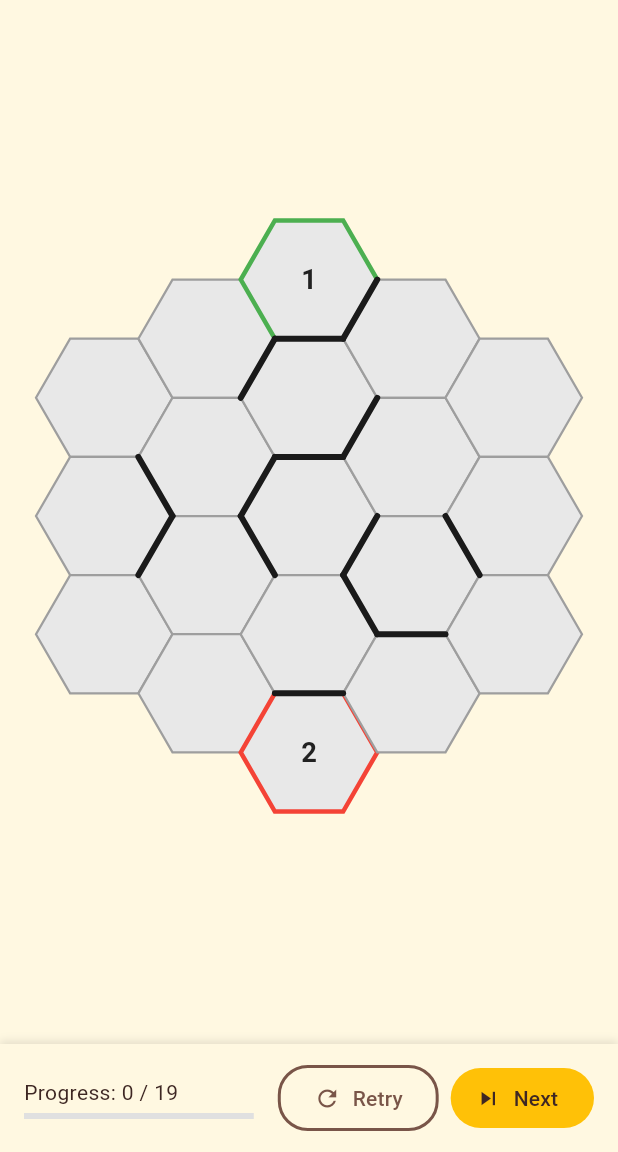
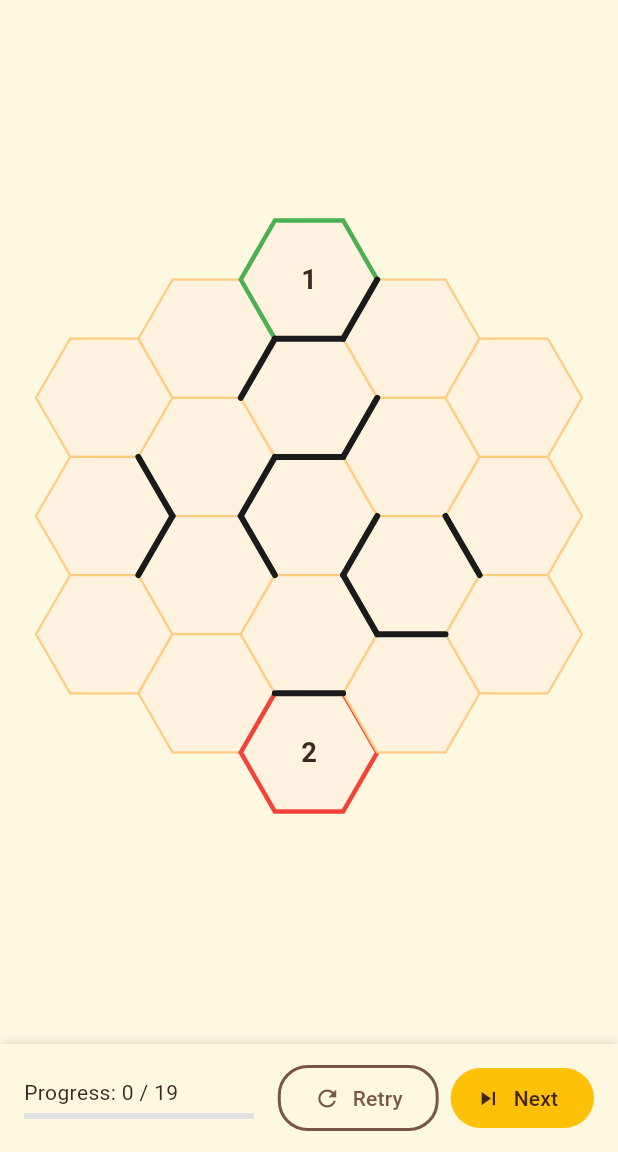
Before and after one commit to RyosukeMondo/hex_buzz, a Flutter app: the screen it shows after launch, on a phone screen of 412 x 824 dp, the part 84-1236 px from its top. Run offline on Flutter 3.47's test engine with Material 3 defaults, Android fonts, the phone set to English and light mode, and no system bars; our stand-ins replace args, flutter_riverpod, shared_preferences, shelf; missing offline and left inert: shelf_router.

Commit message:
feat(theme): apply HoneyTheme colors to hex grid widgets
- Update HexCellPainter to use HoneyTheme colors for cells (unvisited,
  visited, borders, checkpoints)
- Update PathPainter to use honey gradient (gold light → deep honey →
  deep honey dark) instead of blue → purple → red
- Both widgets now import and reference HoneyTheme for consistent styling

🤖 Generated with [Claude Code](https://claude.com/claude-code)

Co-Authored-By: Claude <noreply@anthropic.com>

```diff
--- a/lib/presentation/widgets/hex_grid/hex_cell_widget.dart
+++ b/lib/presentation/widgets/hex_grid/hex_cell_widget.dart
@@ -1,6 +1,7 @@
 import 'package:flutter/material.dart';
 
 import '../../../domain/models/hex_cell.dart';
+import '../../theme/honey_theme.dart';
 import '../../utils/hex_utils.dart';
 
 /// Widget that renders a single hexagonal cell.
@@ -56,12 +57,13 @@ class HexCellPainter extends CustomPainter {
   final bool isEnd;
   final Color? visitedColor;
 
-  static const _unvisitedColor = Color(0xFFE8E8E8);
-  static const _defaultVisitedColor = Color(0xFF64B5F6);
-  static const _borderColor = Color(0xFF9E9E9E);
-  static const _startBorderColor = Color(0xFF4CAF50);
-  static const _endBorderColor = Color(0xFFF44336);
-  static const _checkpointTextColor = Color(0xFF212121);
+  // Using HoneyTheme colors for honey/bee visual styling
+  static const _unvisitedColor = HoneyTheme.cellUnvisited;
+  static const _defaultVisitedColor = HoneyTheme.cellVisited;
+  static const _borderColor = HoneyTheme.cellBorder;
+  static const _startBorderColor = HoneyTheme.cellBorderStart;
+  static const _endBorderColor = HoneyTheme.cellBorderEnd;
+  static const _checkpointTextColor = HoneyTheme.textPrimary;
 
   /// Scale factor for visited cell fill (smaller to show path better)
   static const _visitedFillScale = 0.75;
@@ -116,9 +118,9 @@ class HexCellPainter extends CustomPainter {
   }
 
   void _drawBackground(Canvas canvas, Path path) {
-    // Light background for visited cells to show the cell boundary
+    // Light honey background for visited cells to show the cell boundary
     final bgPaint = Paint()
-      ..color = const Color(0xFFF5F5F5)
+      ..color = HoneyTheme.warmCream
       ..style = PaintingStyle.fill;
     canvas.drawPath(path, bgPaint);
   }
--- a/lib/presentation/widgets/hex_grid/path_painter.dart
+++ b/lib/presentation/widgets/hex_grid/path_painter.dart
@@ -1,13 +1,14 @@
 import 'package:flutter/material.dart';
 
 import '../../../domain/models/hex_cell.dart';
+import '../../theme/honey_theme.dart';
 import '../../utils/hex_utils.dart';
 
 /// Custom painter that renders the player's path through the hex grid.
 ///
 /// Draws a thick line connecting cell centers with a color gradient
 /// based on path progress (0% to 100% of total cells).
-/// Gradient: blue -> purple -> red
+/// Gradient: honey gold light -> deep honey -> deep honey dark
 class PathPainter extends CustomPainter {
   final List<HexCell> path;
   final int totalCells;
@@ -19,9 +20,10 @@ class PathPainter extends CustomPainter {
   static const _minPathWidth = 8.0;
   static const _maxPathWidth = 20.0;
 
-  static const _startColor = Color(0xFF2196F3); // Blue
-  static const _midColor = Color(0xFF9C27B0); // Purple
-  static const _endColor = Color(0xFFF44336); // Red
+  // Using HoneyTheme colors for honey-drip gradient effect
+  static const _startColor = HoneyTheme.honeyGoldLight;
+  static const _midColor = HoneyTheme.deepHoney;
+  static const _endColor = HoneyTheme.deepHoneyDark;
 
   PathPainter({
     required this.path,
@@ -81,7 +83,7 @@ class PathPainter extends CustomPainter {
 
   /// Returns the gradient color for a given progress value (0.0 to 1.0).
   ///
-  /// 0.0 = blue, 0.5 = purple, 1.0 = red
+  /// 0.0 = honey gold light, 0.5 = deep honey, 1.0 = deep honey dark
   Color _colorForProgress(double progress) {
     final clampedProgress = progress.clamp(0.0, 1.0);
 
```
